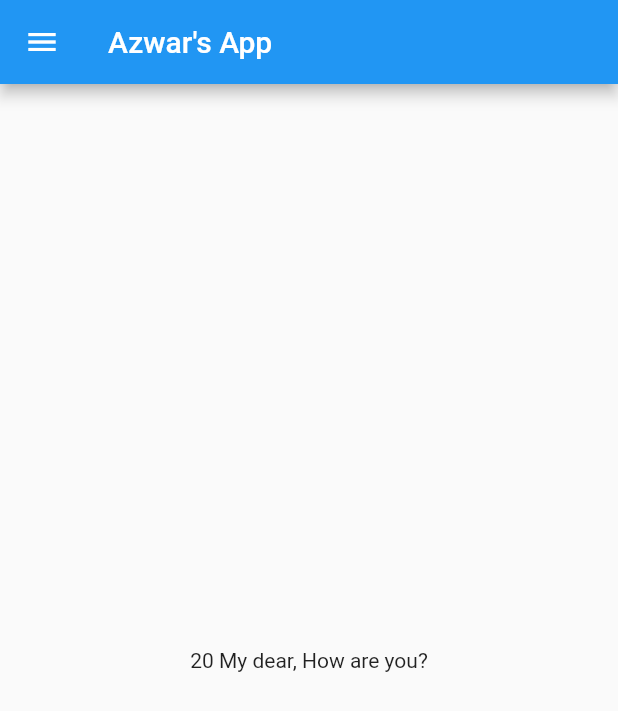
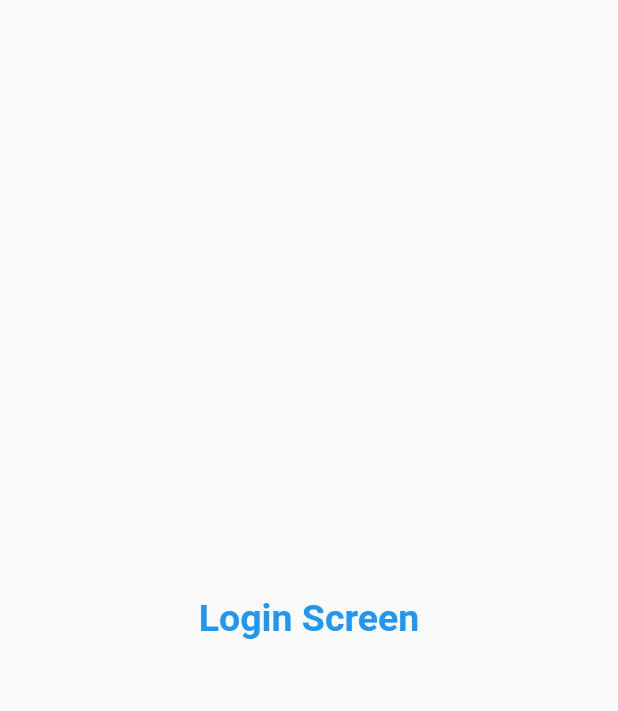
Before and after one commit to AzwarMehmood/catalogue-app, a Flutter app: the screen it shows after launch, on a phone screen of 412 x 824 dp. Shown: the top 711 px of the screen. Run offline on Flutter 3.47's test engine with Material 2 defaults, Android fonts, the phone set to English and light mode, and no system bars.

Commit message:
Day 2 Completed

```diff
--- a/analysis_options.yaml
+++ b/analysis_options.yaml
@@ -7,7 +7,7 @@
 
 # The following line activates a set of recommended lints for Flutter apps,
 # packages, and plugins designed to encourage good coding practices.
-include: package:flutter_lints/flutter.yaml
+#include: package:flutter_lints/flutter.yaml
 
 linter:
   # The lint rules applied to this project can be customized in the
@@ -22,6 +22,7 @@ linter:
   # `// ignore_for_file: name_of_lint` syntax on the line or in the file
   # producing the lint.
   rules:
+
     # avoid_print: false  # Uncomment to disable the `avoid_print` rule
     # prefer_single_quotes: true  # Uncomment to enable the `prefer_single_quotes` rule
 
--- a/lib/main.dart
+++ b/lib/main.dart
@@ -1,4 +1,5 @@
-import 'package:catalogue_app/home_screen.dart';
+import 'package:catalogue_app/screens/home_screen.dart';
+import 'package:catalogue_app/screens/login_screen.dart';
 import 'package:flutter/material.dart';
 
 void main() {
@@ -8,9 +9,16 @@ void main() {
 class MyApp extends StatelessWidget {
   @override
   Widget build(BuildContext context) {
-
     return MaterialApp(
-      home: Home(),
+      themeMode: ThemeMode.light,
+      theme: ThemeData(primarySwatch: Colors.teal),
+      darkTheme: ThemeData(brightness: Brightness.dark),
+      initialRoute: "/login",
+      routes: {
+        "/": (context) => LoginScreen(),
+        "/home": (context) => Home(),
+        "/login": (context) => LoginScreen(),
+      },
     );
   }
 }
--- a/lib/home_screen.dart
+++ b/lib/screens/home_screen.dart
@@ -8,7 +8,7 @@ class Home extends StatelessWidget {
   Widget build(BuildContext context) {
     return Scaffold(
       appBar: AppBar(
-        title: Text("Azwar's App"),
+        title: Text("Catalogue App"),
       ),
       body: Center(
         child: Container(
--- /dev/null
+++ b/lib/screens/login_screen.dart
@@ -0,0 +1,21 @@
+import 'package:flutter/material.dart';
+
+class LoginScreen extends StatelessWidget {
+  const LoginScreen({super.key});
+
+  @override
+  Widget build(BuildContext context) {
+    return Material(
+      child: Center(
+        child: Text(
+          "Login Screen",
+          style: TextStyle(
+            color: Colors.blue,
+            fontSize: 25,
+            fontWeight: FontWeight.bold,
+          ),
+        ),
+      ),
+    );
+  }
+}
```
